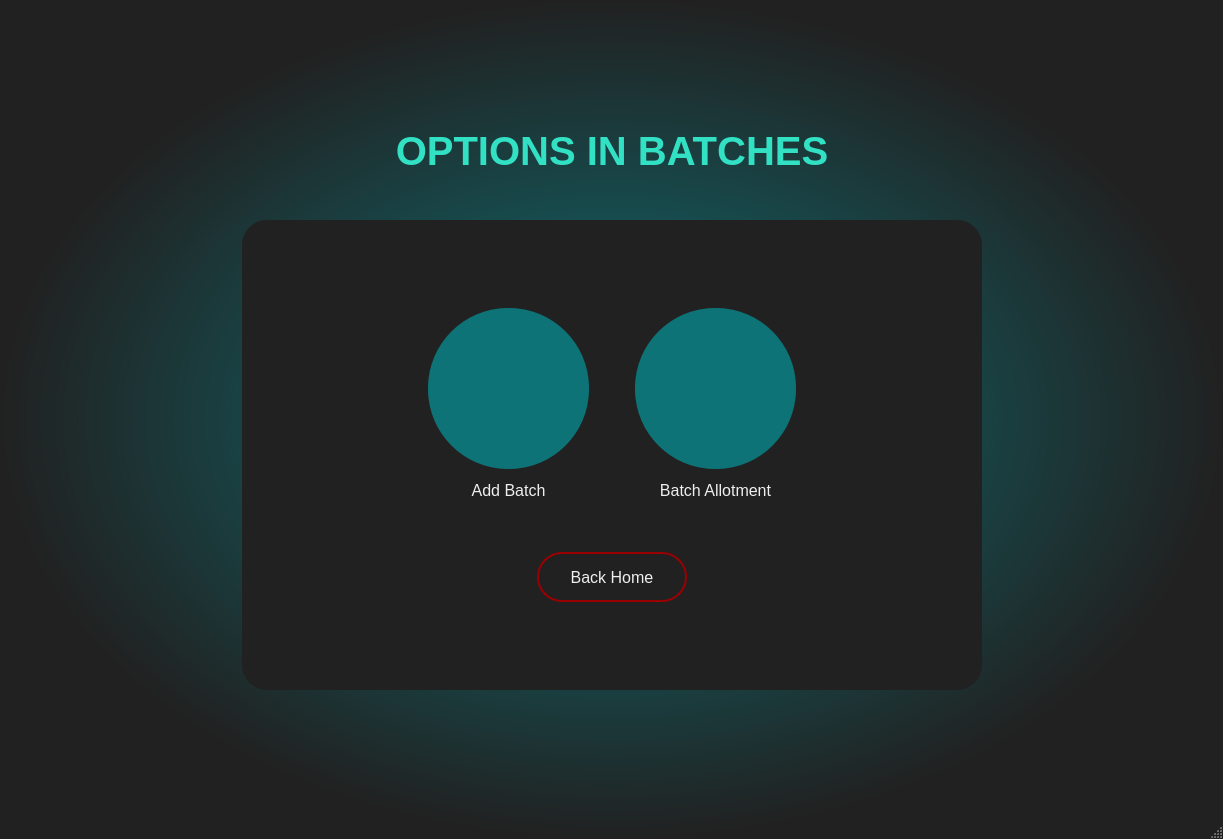
This is Ui Files/chooseInBatches.ui in StaticCoders/MINI-proj-dbms as Qt 5 draws it before an edit. The edited form follows.
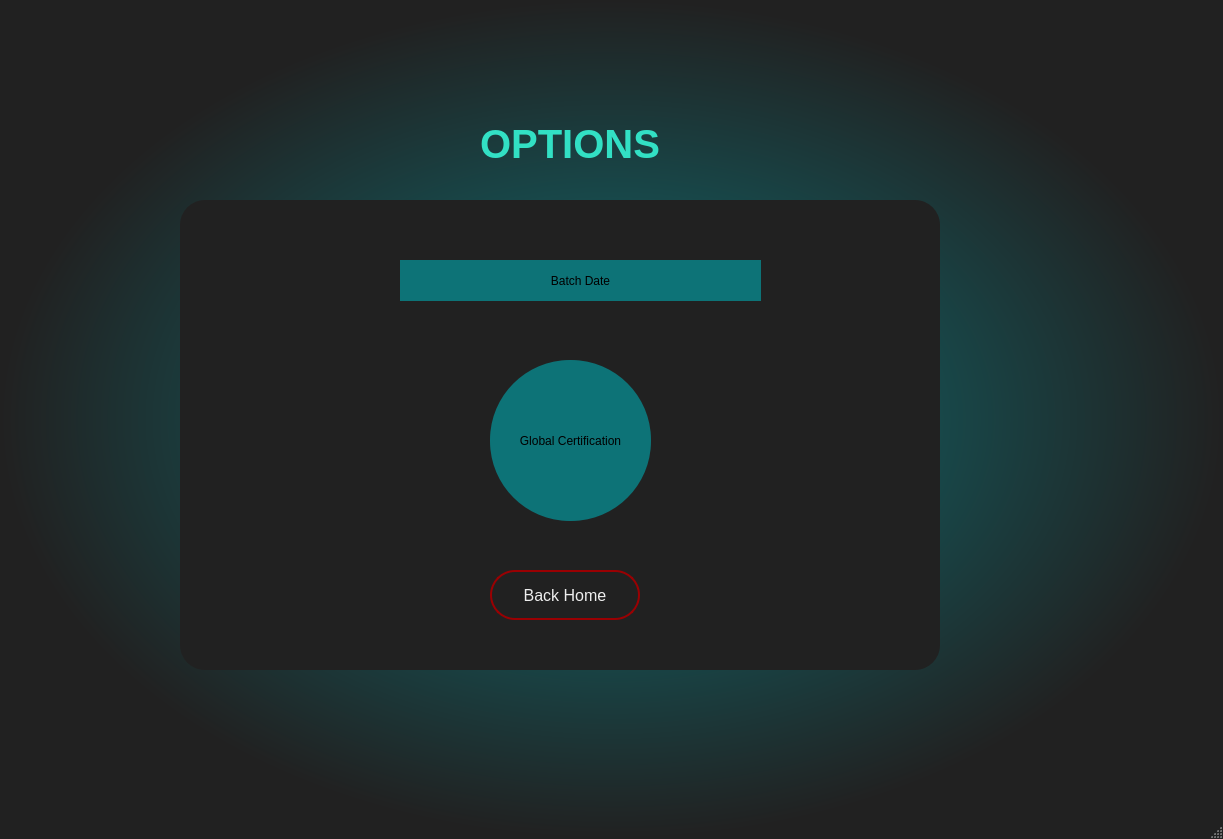
This is the edited form. Icons and pictures are not drawn.

```diff
--- a/Ui Files/chooseInBatches.ui
+++ b/Ui Files/chooseInBatches.ui
@@ -25,11 +25,15 @@
 </string>
   </property>
   <widget class="QWidget" name="centralwidget">
-   <layout class="QGridLayout" name="gridLayout_2">
-    <item row="1" column="1">
-     <layout class="QVBoxLayout" name="verticalLayout_5">
-      <item>
        <widget class="QLabel" name="optionsInBatchesLabel">
+    <property name="geometry">
+     <rect>
+      <x>460</x>
+      <y>110</y>
+      <width>220</width>
+      <height>67</height>
+     </rect>
+    </property>
         <property name="font">
          <font>
           <family>Segoe UI</family>
@@ -39,28 +43,21 @@
          </font>
         </property>
         <property name="text">
-         <string>OPTIONS IN BATCHES</string>
+     <string>OPTIONS</string>
         </property>
         <property name="alignment">
          <set>Qt::AlignCenter</set>
         </property>
        </widget>
-      </item>
-      <item>
-       <spacer name="verticalSpacer_6">
-        <property name="orientation">
-         <enum>Qt::Vertical</enum>
-        </property>
-        <property name="sizeHint" stdset="0">
-         <size>
-          <width>20</width>
-          <height>40</height>
-         </size>
-        </property>
-       </spacer>
-      </item>
-      <item>
        <widget class="QFrame" name="frame">
+    <property name="geometry">
+     <rect>
+      <x>180</x>
+      <y>200</y>
+      <width>760</width>
+      <height>470</height>
+     </rect>
+    </property>
         <property name="minimumSize">
          <size>
           <width>740</width>
@@ -110,36 +107,20 @@
         <property name="frameShadow">
          <enum>QFrame::Raised</enum>
         </property>
-        <layout class="QGridLayout" name="gridLayout">
-         <item row="1" column="1">
-          <layout class="QVBoxLayout" name="verticalLayout_4">
-           <item>
-            <layout class="QHBoxLayout" name="horizontalLayout">
-             <item>
-              <layout class="QVBoxLayout" name="verticalLayout">
-               <item>
                 <widget class="QPushButton" name="addBatchButton">
-                 <property name="minimumSize">
-                  <size>
-                   <width>161</width>
-                   <height>161</height>
-                  </size>
-                 </property>
-                 <property name="maximumSize">
-                  <size>
-                   <width>161</width>
-                   <height>161</height>
-                  </size>
+     <property name="geometry">
+      <rect>
+       <x>220</x>
+       <y>60</y>
+       <width>361</width>
+       <height>41</height>
+      </rect>
                  </property>
                  <property name="cursor">
                   <cursorShape>OpenHandCursor</cursorShape>
                  </property>
                  <property name="text">
-                  <string/>
-                 </property>
-                 <property name="icon">
-                  <iconset resource="batches.qrc">
-                   <normaloff>:/icons/addbatch2.ico</normaloff>:/icons/addbatch2.ico</iconset>
+      <string>Batch Date</string>
                  </property>
                  <property name="iconSize">
                   <size>
@@ -148,53 +129,15 @@
                   </size>
                  </property>
                 </widget>
-               </item>
-               <item>
-                <widget class="QLabel" name="addBatchLabel">
-                 <property name="minimumSize">
-                  <size>
-                   <width>161</width>
-                   <height>31</height>
-                  </size>
-                 </property>
-                 <property name="maximumSize">
-                  <size>
-                   <width>161</width>
-                   <height>31</height>
-                  </size>
-                 </property>
-                 <property name="font">
-                  <font>
-                   <pointsize>12</pointsize>
-                  </font>
-                 </property>
-                 <property name="text">
-                  <string>Add Batch</string>
-                 </property>
-                 <property name="alignment">
-                  <set>Qt::AlignCenter</set>
-                 </property>
-                </widget>
-               </item>
-              </layout>
-             </item>
-             <item>
-              <spacer name="horizontalSpacer_3">
-               <property name="orientation">
-                <enum>Qt::Horizontal</enum>
-               </property>
-               <property name="sizeHint" stdset="0">
-                <size>
-                 <width>40</width>
-                 <height>20</height>
-                </size>
-               </property>
-              </spacer>
-             </item>
-             <item>
-              <layout class="QVBoxLayout" name="verticalLayout_2">
-               <item>
                 <widget class="QPushButton" name="allotBatchButton">
+     <property name="geometry">
+      <rect>
+       <x>310</x>
+       <y>160</y>
+       <width>161</width>
+       <height>161</height>
+      </rect>
+     </property>
                  <property name="minimumSize">
                   <size>
                    <width>161</width>
@@ -211,11 +154,7 @@
                   <cursorShape>OpenHandCursor</cursorShape>
                  </property>
                  <property name="text">
-                  <string/>
-                 </property>
-                 <property name="icon">
-                  <iconset resource="batches.qrc">
-                   <normaloff>:/icons/addStudent.ico</normaloff>:/icons/addStudent.ico</iconset>
+      <string>Global Certification</string>
                  </property>
                  <property name="iconSize">
                   <size>
@@ -224,62 +163,28 @@
                   </size>
                  </property>
                 </widget>
-               </item>
-               <item>
-                <widget class="QLabel" name="allotBatchLabel">
-                 <property name="minimumSize">
-                  <size>
-                   <width>161</width>
-                   <height>31</height>
-                  </size>
-                 </property>
-                 <property name="maximumSize">
-                  <size>
-                   <width>161</width>
-                   <height>31</height>
-                  </size>
-                 </property>
-                 <property name="font">
-                  <font>
-                   <pointsize>12</pointsize>
-                  </font>
-                 </property>
-                 <property name="text">
-                  <string>Batch Allotment</string>
-                 </property>
-                 <property name="alignment">
-                  <set>Qt::AlignCenter</set>
-                 </property>
-                </widget>
-               </item>
-              </layout>
-             </item>
-            </layout>
-           </item>
-           <item>
-            <spacer name="verticalSpacer_3">
-             <property name="orientation">
-              <enum>Qt::Vertical</enum>
-             </property>
-             <property name="sizeHint" stdset="0">
-              <size>
-               <width>20</width>
-               <height>40</height>
-              </size>
-             </property>
-            </spacer>
-           </item>
-           <item>
-            <layout class="QHBoxLayout" name="horizontalLayout_2">
-             <item>
               <widget class="QLabel" name="label_4">
+     <property name="geometry">
+      <rect>
+       <x>180</x>
+       <y>339</y>
+       <width>16</width>
+       <height>16</height>
+      </rect>
+     </property>
                <property name="text">
                 <string/>
                </property>
               </widget>
-             </item>
-             <item>
               <widget class="QPushButton" name="cancelButton">
+     <property name="geometry">
+      <rect>
+       <x>310</x>
+       <y>370</y>
+       <width>150</width>
+       <height>50</height>
+      </rect>
+     </property>
                <property name="minimumSize">
                 <size>
                  <width>150</width>
@@ -305,128 +210,20 @@
                 <string>Back Home</string>
                </property>
               </widget>
-             </item>
-             <item>
               <widget class="QLabel" name="label_5">
+     <property name="geometry">
+      <rect>
+       <x>350</x>
+       <y>339</y>
+       <width>16</width>
+       <height>16</height>
+      </rect>
+     </property>
                <property name="text">
                 <string/>
                </property>
               </widget>
-             </item>
-            </layout>
-           </item>
-          </layout>
-         </item>
-         <item row="1" column="2">
-          <spacer name="horizontalSpacer_2">
-           <property name="orientation">
-            <enum>Qt::Horizontal</enum>
-           </property>
-           <property name="sizeHint" stdset="0">
-            <size>
-             <width>40</width>
-             <height>20</height>
-            </size>
-           </property>
-          </spacer>
-         </item>
-         <item row="1" column="0">
-          <spacer name="horizontalSpacer">
-           <property name="orientation">
-            <enum>Qt::Horizontal</enum>
-           </property>
-           <property name="sizeHint" stdset="0">
-            <size>
-             <width>40</width>
-             <height>20</height>
-            </size>
-           </property>
-          </spacer>
-         </item>
-         <item row="2" column="1">
-          <spacer name="verticalSpacer_2">
-           <property name="orientation">
-            <enum>Qt::Vertical</enum>
-           </property>
-           <property name="sizeHint" stdset="0">
-            <size>
-             <width>20</width>
-             <height>40</height>
-            </size>
-           </property>
-          </spacer>
-         </item>
-         <item row="0" column="1">
-          <spacer name="verticalSpacer">
-           <property name="orientation">
-            <enum>Qt::Vertical</enum>
-           </property>
-           <property name="sizeHint" stdset="0">
-            <size>
-             <width>20</width>
-             <height>40</height>
-            </size>
-           </property>
-          </spacer>
-         </item>
-        </layout>
-       </widget>
-      </item>
-     </layout>
-    </item>
-    <item row="1" column="2">
-     <spacer name="horizontalSpacer_6">
-      <property name="orientation">
-       <enum>Qt::Horizontal</enum>
-      </property>
-      <property name="sizeHint" stdset="0">
-       <size>
-        <width>40</width>
-        <height>20</height>
-       </size>
-      </property>
-     </spacer>
-    </item>
-    <item row="2" column="1">
-     <spacer name="verticalSpacer_4">
-      <property name="orientation">
-       <enum>Qt::Vertical</enum>
-      </property>
-      <property name="sizeHint" stdset="0">
-       <size>
-        <width>20</width>
-        <height>40</height>
-       </size>
-      </property>
-     </spacer>
-    </item>
-    <item row="0" column="1">
-     <spacer name="verticalSpacer_5">
-      <property name="orientation">
-       <enum>Qt::Vertical</enum>
-      </property>
-      <property name="sizeHint" stdset="0">
-       <size>
-        <width>20</width>
-        <height>40</height>
-       </size>
-      </property>
-     </spacer>
-    </item>
-    <item row="1" column="0">
-     <spacer name="horizontalSpacer_5">
-      <property name="orientation">
-       <enum>Qt::Horizontal</enum>
-      </property>
-      <property name="sizeHint" stdset="0">
-       <size>
-        <width>40</width>
-        <height>20</height>
-       </size>
-      </property>
-     </spacer>
-    </item>
-   </layout>
+   </widget>
   </widget>
   <widget class="QStatusBar" name="statusbar"/>
  </widget>
```
Lines whose indentation alone changed are shown as unchanged.
